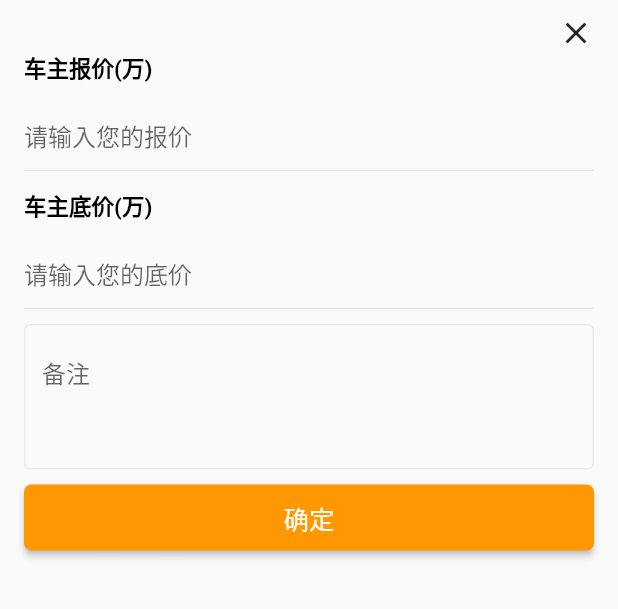
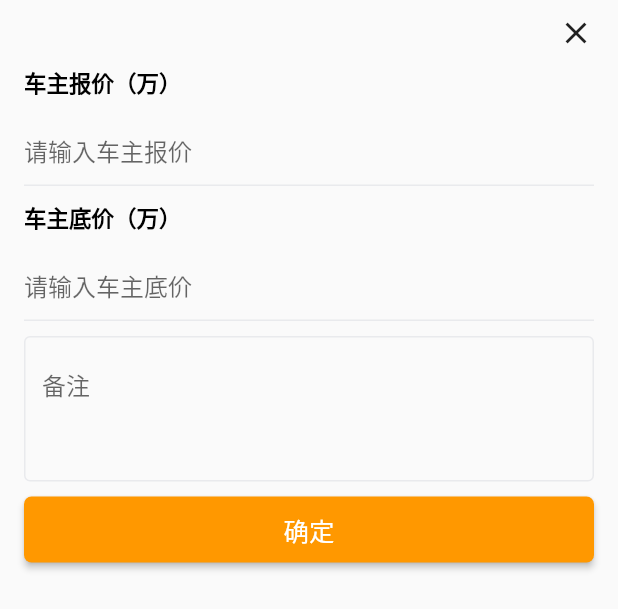
Before and after one commit to changshuai7/flutter_app_demo, a Flutter app: the ChangePriceBottomSheetWidget widget shown alone on an empty page, opened directly, on a phone screen of 412 x 824 dp. Shown: the top 609 px of the screen. Run offline on Flutter 3.47's test engine with Material 2 defaults, Android fonts, the phone set to English and light mode, and no system bars; our stand-ins replace date_format, flutter_swiper, fluttertoast, photo_view; generated files the repository leaves out were written again; network calls fail.

Commit message:
详情页底部弹框done

```diff
--- a/lib/saas/saas_car_detail_bottom_btn.dart
+++ b/lib/saas/saas_car_detail_bottom_btn.dart
@@ -2,6 +2,7 @@ import 'package:flutter/material.dart';
 import 'package:provider/provider.dart';
 
 import 'provider/saas_car_detail_model.dart';
+import 'saas_car_detail_bottom_sheet_change_price.dart';
 
 ///车辆信息数据
 class SaasCarDetailBottomBtn extends StatefulWidget {
@@ -203,6 +204,8 @@ class _SaasCarDetailBottomBtnState extends State<SaasCarDetailBottomBtn> {
                   ],
                 ),
               ),
+
+              /// 上架
               Expanded(
                 flex: 1,
                 child: Container(
@@ -366,198 +369,3 @@ enum BottomPopItemType {
   TransferCar, //转车
   PurchaseInfo, //采购
 }
-
-class ChangePriceBean {
-  String basePrice;
-  String quotedPrice;
-  String remark;
-
-  ChangePriceBean({this.basePrice, this.quotedPrice, this.remark});
-}
-
-/// 底部：改价弹框
-class ChangePriceBottomSheetWidget extends StatefulWidget {
-  @override
-  _ChangePriceBottomSheetWidgetState createState() =>
-      _ChangePriceBottomSheetWidgetState();
-}
-
-class _ChangePriceBottomSheetWidgetState
-    extends State<ChangePriceBottomSheetWidget> {
-  ChangePriceBean bean = ChangePriceBean();
-  TextEditingController _quotedPriceController;
-  TextEditingController _basePriceController;
-  TextEditingController _remarkController;
-
-  String quotedPriceErrorText;
-
-  String basePriceErrorText;
-
-  @override
-  void initState() {
-    super.initState();
-    _quotedPriceController = TextEditingController(text: '');
-    _basePriceController = TextEditingController(text: '');
-    _remarkController = TextEditingController(text: '');
-  }
-
-  @override
-  Widget build(BuildContext context) {
-    return Container(
-      height: 420,
-      padding: EdgeInsets.fromLTRB(16, 10, 16, 16),
-      child: ListView(
-        children: [
-          Align(
-            child: InkWell(
-              child: Icon(Icons.close),
-              onTap: () {
-                Navigator.of(context).pop();
-              },
-            ),
-            alignment: Alignment.bottomRight,
-          ),
-
-          /// 报价
-          Text(
-            '车主报价(万)',
-            style: TextStyle(
-              color: Colors.black,
-              fontSize: 15,
-              fontWeight: FontWeight.bold,
-            ),
-          ),
-          SizedBox(
-            height: 10,
-          ),
-          TextField(
-            controller: _quotedPriceController,
-            decoration: InputDecoration(
-              hintText: '请输入您的报价',
-              errorText: quotedPriceErrorText,
-              suffix: InkWell(
-                child: Icon(
-                  Icons.close,
-                  color: Colors.grey,
-                  size: 15,
-                ),
-                onTap: () {
-                  _quotedPriceController.text = '';
-                },
-              ),
-              focusedBorder: UnderlineInputBorder(
-                borderSide: BorderSide(color: Color(0xFFE9EAED), width: 1),
-              ),
-              enabledBorder: UnderlineInputBorder(
-                borderSide: BorderSide(color: Color(0xFFE9EAED), width: 1),
-              ),
-            ),
-          ),
-
-          /// 底价
-          SizedBox(
-            height: 12,
-          ),
-          Text(
-            '车主底价(万)',
-            style: TextStyle(
-              color: Colors.black,
-              fontSize: 15,
-              fontWeight: FontWeight.bold,
-            ),
-          ),
-          SizedBox(
-            height: 10,
-          ),
-          TextField(
-            controller: _basePriceController,
-            decoration: InputDecoration(
-              hintText: '请输入您的底价',
-              errorText: basePriceErrorText,
-              suffix: InkWell(
-                child: Icon(
-                  Icons.close,
-                  color: Colors.grey,
-                  size: 15,
-                ),
-                onTap: () {
-                  _basePriceController.text = '';
-                },
-              ),
-              focusedBorder: UnderlineInputBorder(
-                borderSide: BorderSide(color: Color(0xFFE9EAED), width: 1),
-              ),
-              enabledBorder: UnderlineInputBorder(
-                borderSide: BorderSide(color: Color(0xFFE9EAED), width: 1),
-              ),
-            ),
-          ),
-          SizedBox(
-            height: 10,
-          ),
-          TextField(
-            controller: _remarkController,
-            maxLines: 3,
-            decoration: InputDecoration(
-              hintText: '备注',
-              focusedBorder: OutlineInputBorder(
-                borderSide: BorderSide(color: Color(0xFFE9EAED), width: 1),
-              ),
-              enabledBorder: OutlineInputBorder(
-                borderSide: BorderSide(color: Color(0xFFE9EAED), width: 1),
-              ),
-            ),
-          ),
-          SizedBox(
-            height: 10,
-          ),
-          Container(
-            width: double.infinity,
-            height: 44,
-            child: RaisedButton(
-              color: Colors.orange,
-              onPressed: () {
-                bean.quotedPrice = _quotedPriceController.text;
-                bean.basePrice = _basePriceController.text;
-                bean.remark = _remarkController.text;
-
-                if (_verify()) {
-                  Navigator.of(context).pop(bean);
-                }
-              },
-              child: Text(
-                '确定',
-                style: TextStyle(
-                  color: Colors.white,
-                  fontSize: 17,
-                ),
-              ),
-              shape: RoundedRectangleBorder(
-                side: BorderSide.none,
-                borderRadius: BorderRadius.circular(5),
-              ),
-            ),
-          ),
-        ],
-      ),
-    );
-  }
-
-  _verify() {
-    //TODO 校验规则
-    bool flag = true;
-    if (bean.quotedPrice.length < 3) {
-      flag = false;
-      setState(() {
-        quotedPriceErrorText = '报价长度不够';
-      });
-    }
-    if (bean.basePrice.length < 3) {
-      flag = false;
-      setState(() {
-        basePriceErrorText = '底价长度不够';
-      });
-    }
-    return flag;
-  }
-}
--- /dev/null
+++ b/lib/saas/saas_car_detail_bottom_sheet_change_price.dart
@@ -0,0 +1,284 @@
+import 'package:flutter/material.dart';
+import 'package:flutter/services.dart';
+
+/// 底部：改价弹框
+class ChangePriceBottomSheetWidget extends StatefulWidget {
+  @override
+  _ChangePriceBottomSheetWidgetState createState() =>
+      _ChangePriceBottomSheetWidgetState();
+}
+
+class _ChangePriceBottomSheetWidgetState
+    extends State<ChangePriceBottomSheetWidget> {
+  ChangePriceBean _result;
+
+  TextEditingController _controllerQuotedPrice;
+  TextEditingController _controllerBasePrice;
+  TextEditingController _controllerRemark;
+
+  String _errorTextQuotedPrice;
+  String _errorTextBasePrice;
+
+  @override
+  void initState() {
+    super.initState();
+
+    _result = ChangePriceBean();
+
+    /// 报价 Controller
+    _controllerQuotedPrice = TextEditingController();
+    _controllerQuotedPrice.addListener(() {
+      var err = _verifyQuotedPrice(_controllerQuotedPrice.text);
+      if (err != _errorTextQuotedPrice) {
+        //err不同才刷新控件，减少setState次数
+        setState(() {
+          _errorTextQuotedPrice = err;
+        });
+      }
+    });
+
+    /// 底价 Controller
+    _controllerBasePrice = TextEditingController();
+    _controllerBasePrice.addListener(() {
+      var err = _verifyBasePrice(_controllerBasePrice.text);
+      if (err != _errorTextBasePrice) {
+        //err不同才刷新控件，减少setState次数
+        setState(() {
+          _errorTextBasePrice = err;
+        });
+      }
+    });
+
+    /// 备注 Controller
+    _controllerRemark = TextEditingController();
+  }
+
+  // TODO 校验规则完善一下
+  String _verifyQuotedPrice(String inputText) {
+    if (inputText.length == 0) {
+      return '不能为空';
+    }
+    return null;
+  }
+
+  // TODO 校验规则完善一下
+  String _verifyBasePrice(String inputText) {
+    if (inputText.length == 0) {
+      return '不能为空';
+    }
+    return null;
+  }
+
+  @override
+  Widget build(BuildContext context) {
+    return Container(
+      height: 420,
+      padding: EdgeInsets.fromLTRB(16, 10, 16, 16),
+      child: ListView(
+        children: [
+          Align(
+            child: InkWell(
+              child: Icon(Icons.close),
+              onTap: () {
+                Navigator.of(context).pop();
+              },
+            ),
+            alignment: Alignment.bottomRight,
+          ),
+          SizedBox(
+            height: 10,
+          ),
+
+          /// 报价修改
+          InputPriceWidget(
+            title: '车主报价（万）',
+            hint: '请输入车主报价',
+            errorText: _errorTextQuotedPrice,
+            controller: _controllerQuotedPrice,
+          ),
+          SizedBox(
+            height: 10,
+          ),
+
+          ///底价修改
+          InputPriceWidget(
+            title: '车主底价（万）',
+            hint: '请输入车主底价',
+            errorText: _errorTextBasePrice,
+            controller: _controllerBasePrice,
+          ),
+          SizedBox(
+            height: 10,
+          ),
+
+          ///备注信息（非必填）
+          TextField(
+            controller: _controllerRemark,
+            inputFormatters: [LengthLimitingTextInputFormatter(200)],
+            maxLines: 3,
+            decoration: InputDecoration(
+              hintText: '备注',
+              focusedBorder: OutlineInputBorder(
+                borderSide: BorderSide(color: Color(0xFFE9EAED), width: 1),
+              ),
+              enabledBorder: OutlineInputBorder(
+                borderSide: BorderSide(color: Color(0xFFE9EAED), width: 1),
+              ),
+            ),
+          ),
+          SizedBox(
+            height: 10,
+          ),
+          Container(
+            width: double.infinity,
+            height: 44,
+            child: RaisedButton(
+              color: Colors.orange,
+              onPressed: () {
+                if (_verifyQuotedPrice(_controllerQuotedPrice.text) == null &&
+                    _verifyBasePrice(_controllerBasePrice.text) == null) {
+                  _result.quotedPrice = _controllerQuotedPrice.text;
+                  _result.basePrice = _controllerBasePrice.text;
+                  _result.remark = _controllerRemark.text;
+                  Navigator.of(context).pop(_result);
+                }
+              },
+              child: Text(
+                '确定',
+                style: TextStyle(
+                  color: Colors.white,
+                  fontSize: 17,
+                ),
+              ),
+              shape: RoundedRectangleBorder(
+                side: BorderSide.none,
+                borderRadius: BorderRadius.circular(5),
+              ),
+            ),
+          ),
+        ],
+      ),
+    );
+  }
+}
+
+class InputPriceWidget extends StatefulWidget {
+  final String title; //标题
+  final String hint; //hint提示
+  final TextEditingController controller; //controller
+  final String errorText;
+
+  InputPriceWidget({
+    @required this.title,
+    @required this.hint,
+    @required this.controller,
+    this.errorText,
+  });
+
+  @override
+  _InputPriceWidgetState createState() => _InputPriceWidgetState();
+}
+
+class _InputPriceWidgetState extends State<InputPriceWidget> {
+  _InputPriceWidgetState();
+
+  @override
+  void initState() {
+    super.initState();
+  }
+
+  @override
+  Widget build(BuildContext context) {
+    return Column(
+      crossAxisAlignment: CrossAxisAlignment.start,
+      children: [
+        Text(
+          '${widget.title}',
+          style: TextStyle(
+            color: Colors.black,
+            fontSize: 15,
+            fontWeight: FontWeight.bold,
+          ),
+        ),
+        SizedBox(
+          height: 10,
+        ),
+        TextField(
+          controller: widget.controller,
+          inputFormatters: [
+            _UsNumberTextInputFormatter(),
+            LengthLimitingTextInputFormatter(10)
+          ],
+          keyboardType: TextInputType.name,
+          decoration: InputDecoration(
+            hintText: widget.hint,
+            errorText: widget.errorText,
+            suffix: InkWell(
+              child: Icon(
+                Icons.close,
+                color: Colors.grey,
+                size: 15,
+              ),
+              onTap: () {
+                widget.controller.text = '';
+              },
+            ),
+            focusedBorder: UnderlineInputBorder(
+              borderSide: BorderSide(color: Color(0xFFE9EAED), width: 1),
+            ),
+            enabledBorder: UnderlineInputBorder(
+              borderSide: BorderSide(color: Color(0xFFE9EAED), width: 1),
+            ),
+            focusedErrorBorder: UnderlineInputBorder(
+              borderSide: BorderSide(color: Color(0xFFE9EAED), width: 1),
+            ),
+            errorBorder: UnderlineInputBorder(
+              borderSide: BorderSide(color: Color(0xFFE9EAED), width: 1),
+            ),
+          ),
+        ),
+      ],
+    );
+  }
+}
+
+/// 只允许输入整数、小数 TextInputFormatter
+class _UsNumberTextInputFormatter extends TextInputFormatter {
+  static const defaultDouble = 0.001;
+
+  static double strToFloat(String str, [double defaultValue = defaultDouble]) {
+    try {
+      return double.parse(str);
+    } catch (e) {
+      return defaultValue;
+    }
+  }
+
+  @override
+  TextEditingValue formatEditUpdate(
+      TextEditingValue oldValue, TextEditingValue newValue) {
+    String value = newValue.text;
+    int selectionIndex = newValue.selection.end;
+    if (value == ".") {
+      value = "0.";
+      selectionIndex++;
+    } else if (value != "" &&
+        value != defaultDouble.toString() &&
+        strToFloat(value, defaultDouble) == defaultDouble) {
+      value = oldValue.text;
+      selectionIndex = oldValue.selection.end;
+    }
+    return new TextEditingValue(
+      text: value,
+      selection: new TextSelection.collapsed(offset: selectionIndex),
+    );
+  }
+}
+
+class ChangePriceBean {
+  String basePrice;
+  String quotedPrice;
+  String remark;
+
+  ChangePriceBean({this.basePrice, this.quotedPrice, this.remark});
+}
```
